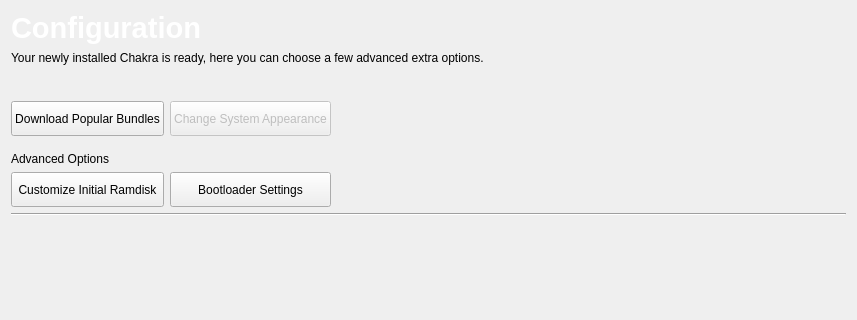
Above: ui/pages/config.ui from abveritas/Tribe before the change; both pictures show x 0 to 857 and y 0 to 320 of the 857 by 747 pixel window. Below: the same form after it.
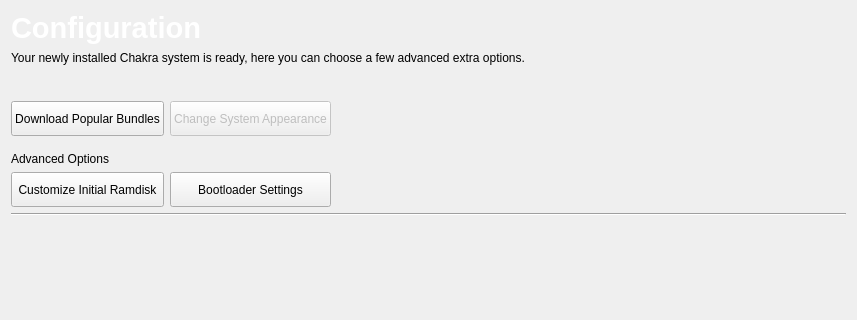
That is the form after the change. Custom widgets are drawn as their Qt base class.

Commit message: Chakra system, better wording

```diff
--- a/ui/pages/config.ui
+++ b/ui/pages/config.ui
@@ -937,7 +937,7 @@
    <item row="1" column="0">
     <widget class="QLabel" name="label_2">
      <property name="text">
-      <string>Your newly installed Chakra is ready, here you can choose a few advanced extra options.</string>
+      <string>Your newly installed Chakra system is ready, here you can choose a few advanced extra options.</string>
      </property>
      <property name="wordWrap">
       <bool>true</bool>
```
